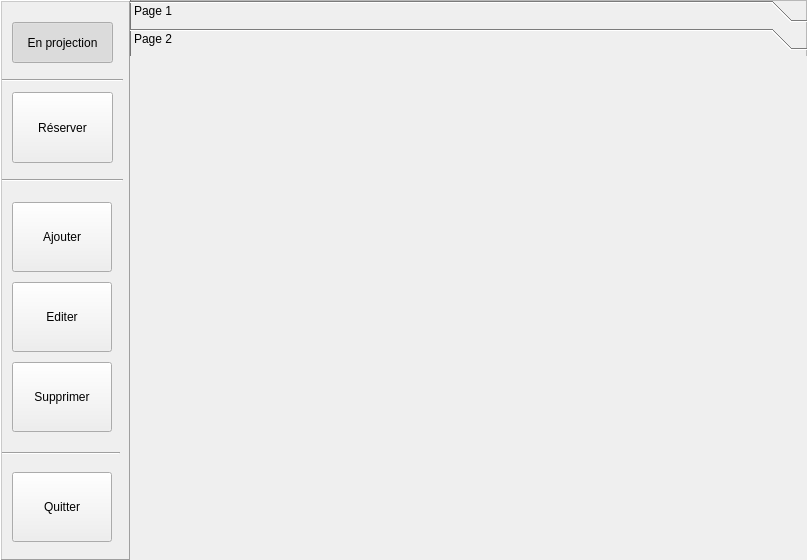
The window that ui/frameAdmin.ui (KaneRoot/ihmsem6a) describes before a commit, drawn with Qt 5.
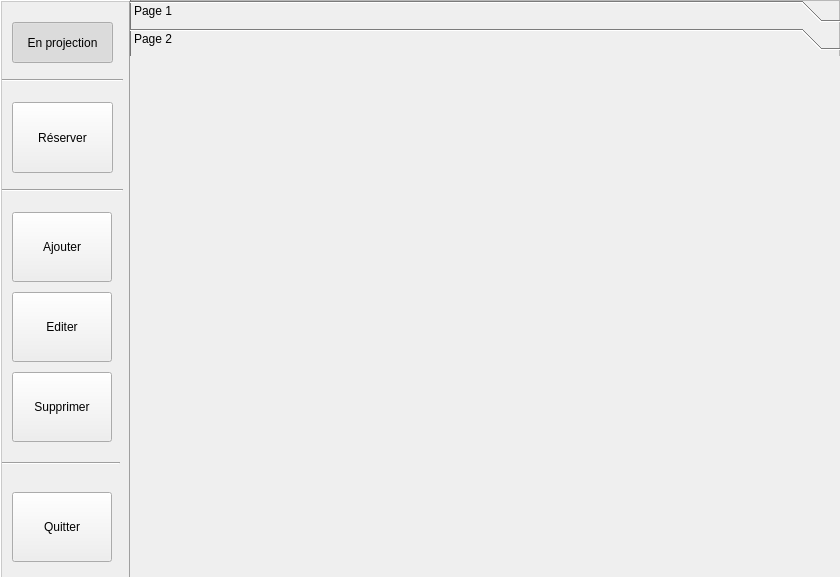
The same window after the commit. The open tabs and pages were chosen to show the change.

Commit message: Modification frameAdmin, ajout de l'option réservation

Patch:
```diff
--- a/ui/frameAdmin.ui
+++ b/ui/frameAdmin.ui
@@ -6,8 +6,8 @@
    <rect>
     <x>0</x>
     <y>0</y>
-    <width>807</width>
-    <height>560</height>
+    <width>840</width>
+    <height>577</height>
    </rect>
   </property>
   <property name="windowTitle">
@@ -25,7 +25,7 @@
      <x>0</x>
      <y>0</y>
      <width>131</width>
-     <height>561</height>
+     <height>591</height>
     </rect>
    </property>
    <property name="frameShape">
@@ -43,14 +43,14 @@
       <x>0</x>
       <y>0</y>
       <width>127</width>
-      <height>557</height>
+      <height>587</height>
      </rect>
     </property>
     <widget class="QPushButton" name="btn_ajout">
      <property name="geometry">
       <rect>
        <x>10</x>
-       <y>200</y>
+       <y>210</y>
        <width>100</width>
        <height>70</height>
       </rect>
@@ -63,7 +63,7 @@
      <property name="geometry">
       <rect>
        <x>10</x>
-       <y>360</y>
+       <y>370</y>
        <width>100</width>
        <height>70</height>
       </rect>
@@ -76,7 +76,7 @@
      <property name="geometry">
       <rect>
        <x>10</x>
-       <y>280</y>
+       <y>290</y>
        <width>100</width>
        <height>70</height>
       </rect>
@@ -89,7 +89,7 @@
      <property name="geometry">
       <rect>
        <x>10</x>
-       <y>470</y>
+       <y>490</y>
        <width>100</width>
        <height>70</height>
       </rect>
@@ -121,7 +121,7 @@
      <property name="geometry">
       <rect>
        <x>10</x>
-       <y>90</y>
+       <y>100</y>
        <width>101</width>
        <height>71</height>
       </rect>
@@ -134,7 +134,7 @@
      <property name="geometry">
       <rect>
        <x>0</x>
-       <y>450</y>
+       <y>460</y>
        <width>118</width>
        <height>3</height>
       </rect>
@@ -147,7 +147,7 @@
      <property name="geometry">
       <rect>
        <x>0</x>
-       <y>170</y>
+       <y>180</y>
        <width>121</width>
        <height>16</height>
       </rect>
@@ -176,8 +176,8 @@
     <rect>
      <x>130</x>
      <y>0</y>
-     <width>681</width>
-     <height>561</height>
+     <width>711</width>
+     <height>581</height>
     </rect>
    </property>
    <property name="currentIndex">
@@ -201,8 +201,8 @@
      <rect>
       <x>0</x>
       <y>0</y>
-      <width>681</width>
-      <height>505</height>
+      <width>701</width>
+      <height>517</height>
      </rect>
     </property>
     <attribute name="label">
```
Left out of the diff: 6 changed lines with no effect on the pictures. The commit also changes 4 other files.
